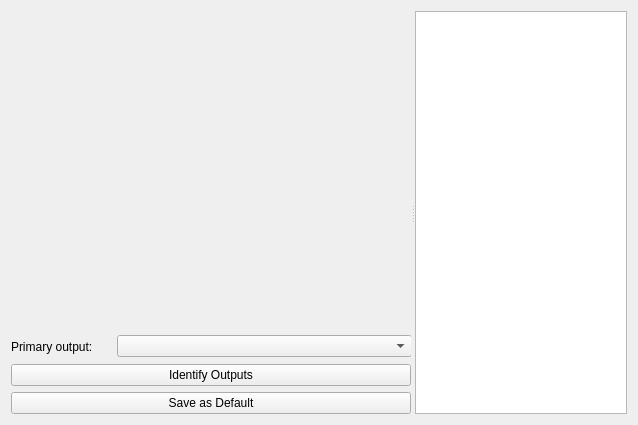
This is kcontrol/randr/randrconfigbase.ui in mgottschlag/kwin-tiling as Qt 5 draws it before an edit. The edited form follows.
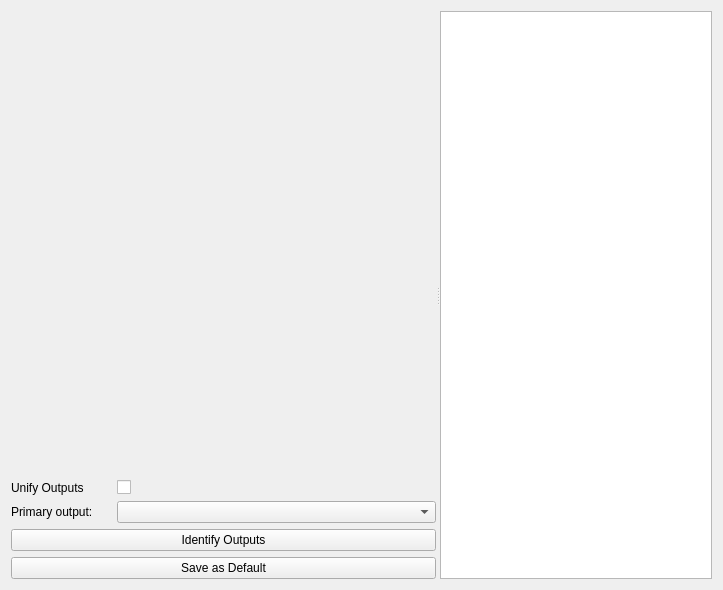
This is the edited form.

Commit message: Add UnifyOutputs option into the KRandR KCM too.

```diff
--- a/kcontrol/randr/randrconfigbase.ui
+++ b/kcontrol/randr/randrconfigbase.ui
@@ -6,8 +6,8 @@
    <rect>
     <x>0</x>
     <y>0</y>
-    <width>638</width>
-    <height>425</height>
+    <width>723</width>
+    <height>590</height>
    </rect>
   </property>
   <property name="windowTitle">
@@ -38,30 +38,8 @@
         </widget>
        </item>
        <item>
-        <widget class="QWidget" name="primaryDisplaySelector" native="true">
-         <property name="sizePolicy">
-          <sizepolicy hsizetype="Preferred" vsizetype="Preferred">
-           <horstretch>0</horstretch>
-           <verstretch>0</verstretch>
-          </sizepolicy>
-         </property>
-         <property name="minimumSize">
-          <size>
-           <width>0</width>
-           <height>25</height>
-          </size>
-         </property>
-         <widget class="QWidget" name="layoutWidget">
-          <property name="geometry">
-           <rect>
-            <x>0</x>
-            <y>0</y>
-            <width>401</width>
-            <height>27</height>
-           </rect>
-          </property>
-          <layout class="QHBoxLayout" name="horizontalLayout_2">
-           <item>
+        <layout class="QGridLayout" name="gridLayout">
+         <item row="1" column="0">
             <widget class="QLabel" name="label">
              <property name="maximumSize">
               <size>
@@ -74,12 +52,27 @@
              </property>
             </widget>
            </item>
-           <item>
+         <item row="1" column="1">
             <widget class="QComboBox" name="primaryDisplayBox"/>
            </item>
-          </layout>
-         </widget>
-        </widget>
+         <item row="0" column="0">
+          <widget class="QLabel" name="label_3">
+           <property name="text">
+            <string>Unify Outputs</string>
+           </property>
+           <property name="buddy">
+            <cstring>unifyOutputs</cstring>
+           </property>
+          </widget>
+         </item>
+         <item row="0" column="1">
+          <widget class="QCheckBox" name="unifyOutputs">
+           <property name="text">
+            <string/>
+           </property>
+          </widget>
+         </item>
+        </layout>
        </item>
        <item>
         <widget class="QPushButton" name="identifyOutputsButton">
```
Lines whose indentation alone changed are shown as unchanged. The commit also changes 4 other files.
